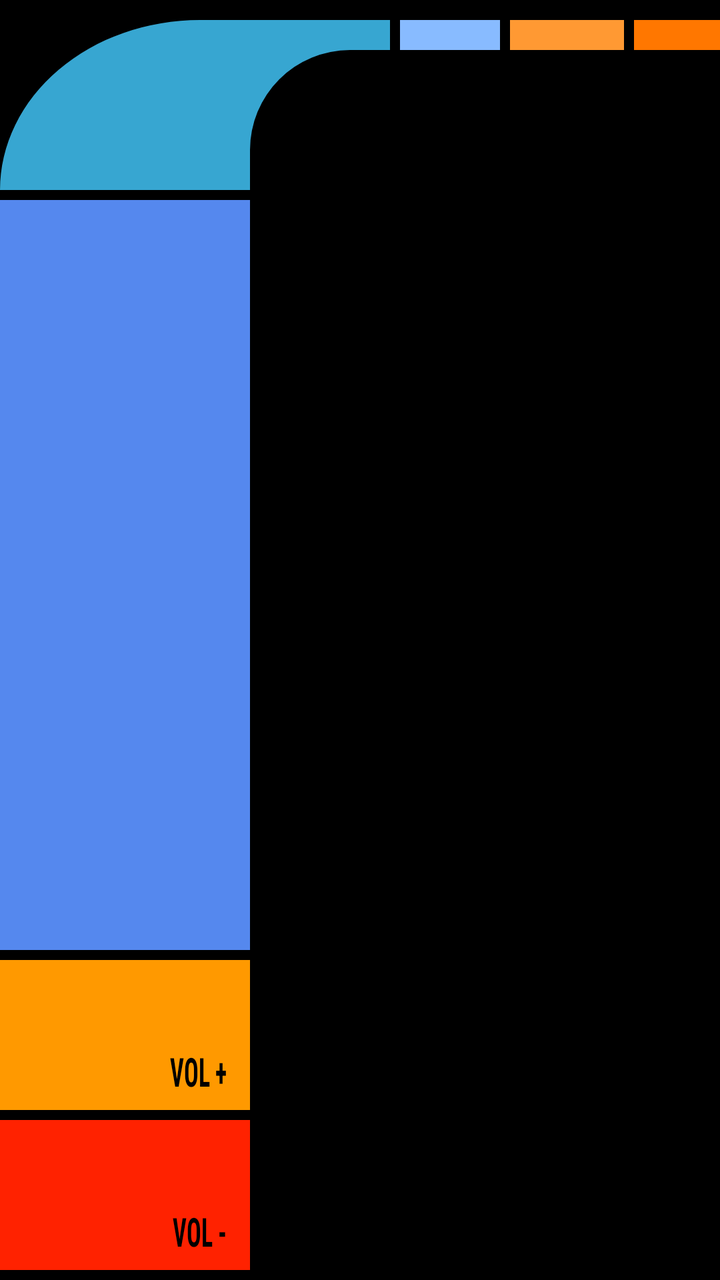
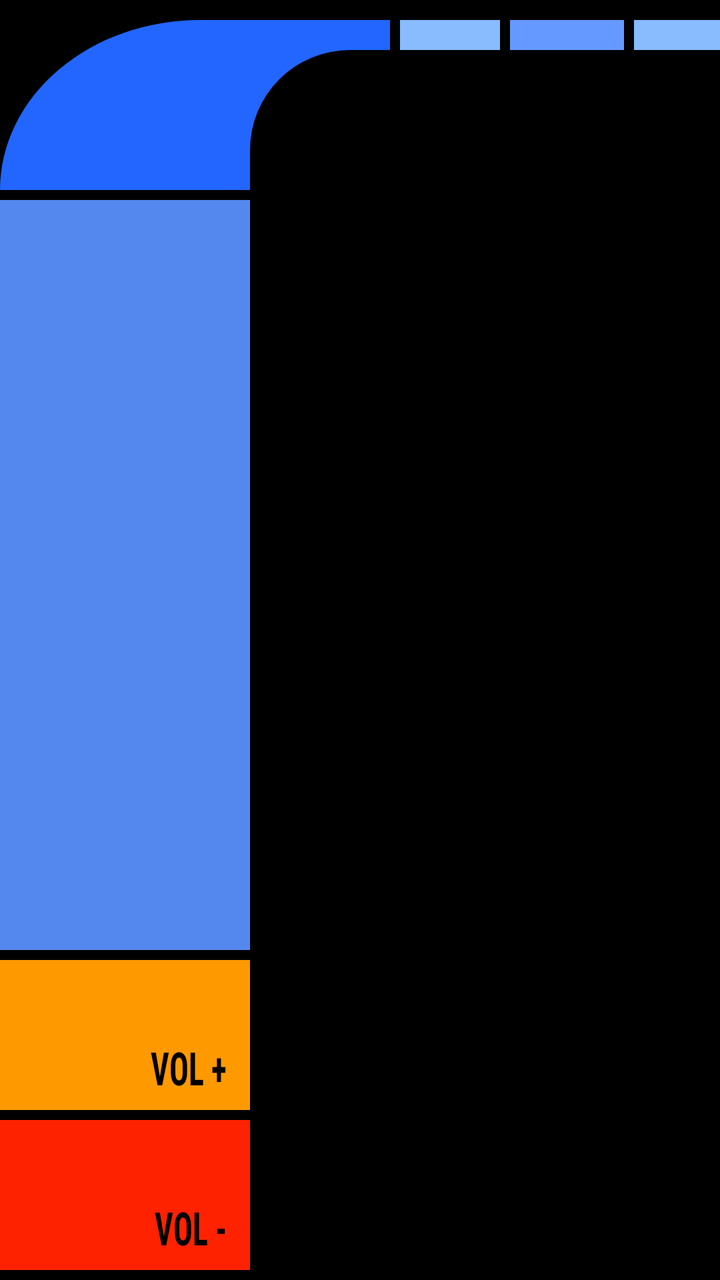

Screens rendered from an Android XML layout before and after an edit, with the pre-edit source and the edit as a unified diff.
<!-- AndroidManifest.xml: application theme Theme.LCARSMusic -->
<!-- res/layout/layout_main_view_container.xml -->
<?xml version="1.0" encoding="utf-8"?>
<androidx.constraintlayout.widget.ConstraintLayout xmlns:android="http://schemas.android.com/apk/res/android"
    xmlns:app="http://schemas.android.com/apk/res-auto"
    android:layout_width="match_parent"
    android:layout_height="match_parent"
    android:background="#000000">

    <androidx.constraintlayout.widget.Guideline
        android:id="@+id/gl_left_col"
        android:layout_width="wrap_content"
        android:layout_height="wrap_content"
        android:orientation="vertical"
        app:layout_constraintGuide_begin="125dp" />

    <ImageView
        android:id="@+id/l_shape_upper"
        android:layout_width="195dp"
        android:layout_height="85dp"
        android:layout_marginTop="10dp"
        android:src="@drawable/ic_lcars_l_shape_upper_left"
        app:layout_constraintStart_toStartOf="parent"
        app:layout_constraintTop_toTopOf="parent" />

    <LinearLayout
        android:id="@+id/top_borders"
        android:layout_width="0dp"
        android:layout_height="15dp"
        android:layout_marginStart="5dp"
        android:orientation="horizontal"
        app:layout_constraintStart_toEndOf="@+id/l_shape_upper"
        app:layout_constraintEnd_toEndOf="parent"
        app:layout_constraintTop_toTopOf="@+id/l_shape_upper">

        <View android:layout_width="50dp" android:layout_height="match_parent" android:background="#88BBFF" android:layout_marginEnd="5dp" />
        <View android:layout_width="0dp" android:layout_weight="1" android:layout_height="match_parent" android:background="#FF9933" android:layout_marginEnd="5dp" />
        <View android:layout_width="0dp" android:layout_weight="0.75" android:layout_height="match_parent" android:background="#FF7700" />
    </LinearLayout>

    <LinearLayout
        android:id="@+id/left_column_controls"
        android:layout_width="125dp"
        android:layout_height="0dp"
        android:layout_marginTop="5dp"
        android:orientation="vertical"
        app:layout_constraintStart_toStartOf="parent"
        app:layout_constraintTop_toBottomOf="@+id/l_shape_upper"
        app:layout_constraintBottom_toBottomOf="parent">

        <View
            android:layout_width="match_parent"
            android:layout_height="0dp"
            android:layout_weight="1"
            android:layout_marginBottom="5dp"
            android:background="#5588EE" />

        <androidx.appcompat.widget.AppCompatButton
            android:id="@+id/btn_vol_up"
            android:layout_width="match_parent"
            android:layout_height="75dp"
            android:layout_marginBottom="5dp"
            android:background="@color/lcars_classic_golden_orange"
            android:stateListAnimator="@null"
            android:text="VOL +"
            android:textColor="#000000"
            android:textSize="20sp"
            android:textScaleX="0.6"
            android:textStyle="bold"
            android:fontFamily="sans-serif-condensed"
            android:gravity="bottom|end"
            android:paddingEnd="12dp"
            android:paddingBottom="6dp" />

        <androidx.appcompat.widget.AppCompatButton
            android:id="@+id/btn_vol_down"
            android:layout_width="match_parent"
            android:layout_height="75dp"
            android:layout_marginBottom="5dp"
            android:background="@color/lcars_classic_mars"
            android:stateListAnimator="@null"
            android:text="VOL -"
            android:textColor="#000000"
            android:textSize="20sp"
            android:textScaleX="0.6"
            android:textStyle="bold"
            android:fontFamily="sans-serif-condensed"
            android:gravity="bottom|end"
            android:paddingEnd="12dp"
            android:paddingBottom="6dp" />
    </LinearLayout>

    <FrameLayout
        android:id="@+id/main_view_container"
        android:layout_width="0dp"
        android:layout_height="0dp"
        android:layout_marginStart="5dp"
        android:layout_marginTop="5dp"
        app:layout_constraintStart_toEndOf="@+id/gl_left_col"
        app:layout_constraintEnd_toEndOf="parent"
        app:layout_constraintTop_toBottomOf="@+id/top_borders"
        app:layout_constraintBottom_toBottomOf="parent" />

</androidx.constraintlayout.widget.ConstraintLayout>
<!-- resources referenced by this layout -->
<resources>
  <color name="lcars_classic_golden_orange">#ff9900</color>
  <color name="lcars_classic_mars">#ff2200</color>
  <!-- drawable ic_lcars_l_shape_upper_left (drawable) -->
  <?xml version="1.0" encoding="utf-8"?>
  <vector xmlns:android="http://schemas.android.com/apk/res/android"
      android:width="195dp"
      android:height="85dp"
      android:viewportWidth="195"
      android:viewportHeight="85">
  
      <path
          android:fillColor="#37a6d1"
          android:pathData="M 0,85 A 100,85 0 0,1 100,0 L 195,0 L 195,15 L 175,15 A 50,50 0 0,0 125,65 L 125,85 Z" />
  </vector>
  <style name="Theme.LCARSMusic" parent="Theme.MaterialComponents.DayNight.NoActionBar">
          
          <item name="colorPrimary">@color/purple_500</item>
          <item name="colorPrimaryVariant">@color/purple_700</item>
          <item name="colorOnPrimary">@color/white</item>
          
          <item name="colorSecondary">@color/teal_200</item>
          <item name="colorSecondaryVariant">@color/teal_700</item>
          <item name="colorOnSecondary">@color/black</item>
          
          <item name="android:statusBarColor">?attr/colorPrimaryVariant</item>
          
      </style>
  <color name="purple_500">#FF6200EE</color>
  <color name="purple_700">#FF3700B3</color>
  <color name="white">#FFFFFFFF</color>
  <color name="teal_200">#FF03DAC5</color>
  <color name="teal_700">#FF018786</color>
  <color name="black">#FF000000</color>
</resources>

<!-- the commit's change to res/layout/layout_main_view_container.xml (unified diff, before → after) -->
@@ -31,9 +31,24 @@
         app:layout_constraintEnd_toEndOf="parent"
         app:layout_constraintTop_toTopOf="@+id/l_shape_upper">
 
-        <View android:layout_width="50dp" android:layout_height="match_parent" android:background="#88BBFF" android:layout_marginEnd="5dp" />
-        <View android:layout_width="0dp" android:layout_weight="1" android:layout_height="match_parent" android:background="#FF9933" android:layout_marginEnd="5dp" />
-        <View android:layout_width="0dp" android:layout_weight="0.75" android:layout_height="match_parent" android:background="#FF7700" />
+        <View
+            android:layout_width="50dp"
+            android:layout_height="match_parent"
+            android:background="#88BBFF"
+            android:layout_marginEnd="5dp" />
+
+        <View
+            android:layout_width="0dp"
+            android:layout_weight="1"
+            android:layout_height="match_parent"
+            android:background="@color/lcars_nemesis_cool"
+            android:layout_marginEnd="5dp" />
+
+        <View
+            android:layout_width="0dp"
+            android:layout_weight="0.75"
+            android:layout_height="match_parent"
+            android:background="@color/lcars_nemesis_ghost" />
     </LinearLayout>
 
     <LinearLayout
@@ -62,8 +77,8 @@
             android:stateListAnimator="@null"
             android:text="VOL +"
             android:textColor="#000000"
-            android:textSize="20sp"
-            android:textScaleX="0.6"
+            android:textSize="23sp"
+            android:textScaleX="0.7"
             android:textStyle="bold"
             android:fontFamily="sans-serif-condensed"
             android:gravity="bottom|end"
@@ -79,8 +94,8 @@
             android:stateListAnimator="@null"
             android:text="VOL -"
             android:textColor="#000000"
-            android:textSize="20sp"
-            android:textScaleX="0.6"
+            android:textSize="23sp"
+            android:textScaleX="0.7"
             android:textStyle="bold"
             android:fontFamily="sans-serif-condensed"
             android:gravity="bottom|end"
<!-- resource entries referenced after the edit -->
@@ -2,6 +2,8 @@
 <resources>
   <color name="lcars_classic_golden_orange">#ff9900</color>
   <color name="lcars_classic_mars">#ff2200</color>
+  <color name="lcars_nemesis_cool">#6699ff</color>
+  <color name="lcars_nemesis_ghost">#88bbff</color>
   <!-- drawable ic_lcars_l_shape_upper_left (drawable) -->
   <?xml version="1.0" encoding="utf-8"?>
   <vector xmlns:android="http://schemas.android.com/apk/res/android"
@@ -11,7 +13,7 @@
       android:viewportHeight="85">
   
       <path
-          android:fillColor="#37a6d1"
+          android:fillColor="@color/lcars_nemesis_evening"
           android:pathData="M 0,85 A 100,85 0 0,1 100,0 L 195,0 L 195,15 L 175,15 A 50,50 0 0,0 125,65 L 125,85 Z" />
   </vector>
   <style name="Theme.LCARSMusic" parent="Theme.MaterialComponents.DayNight.NoActionBar">
@@ -27,6 +29,7 @@
           <item name="android:statusBarColor">?attr/colorPrimaryVariant</item>
           
       </style>
+  <color name="lcars_nemesis_evening">#2266ff</color>
   <color name="purple_500">#FF6200EE</color>
   <color name="purple_700">#FF3700B3</color>
   <color name="white">#FFFFFFFF</color>
